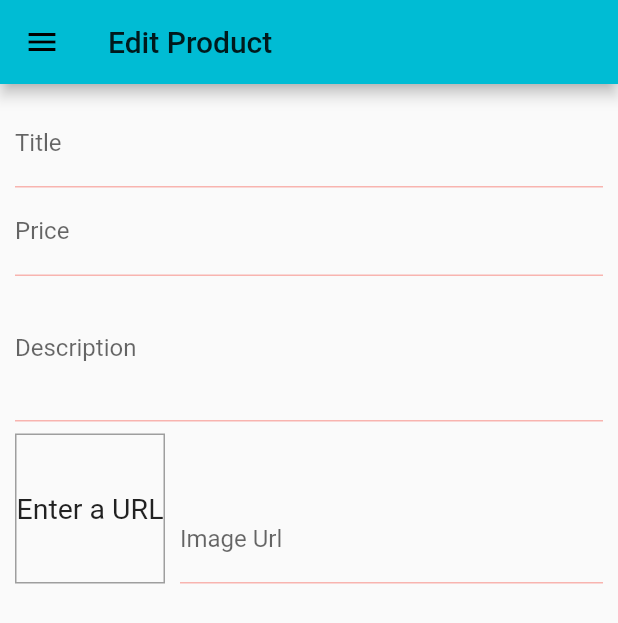
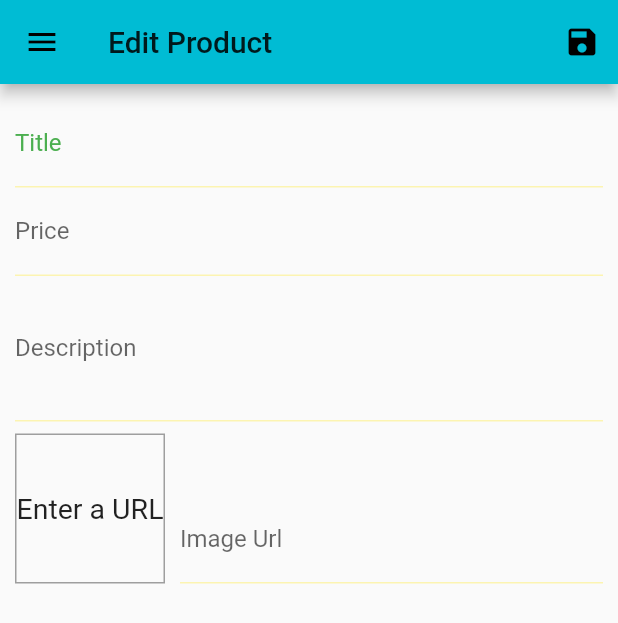
Before and after one commit to cyx977/srShop, a Flutter app: the EditProductScreen screen opened by its route, on a phone screen of 412 x 824 dp. Shown: the top 623 px of the screen. Run offline on Flutter 3.47's test engine with Material 2 defaults, Android fonts, the phone set to English and light mode, and no system bars; network calls fail.

Commit message:
Validation initialized and TextFormField's color is changed with ColorScheme's onSurface

```diff
--- a/lib/const.dart
+++ b/lib/const.dart
@@ -94,16 +94,17 @@ final themeData = ThemeData(
   accentColor: Colors.amber,
   visualDensity: VisualDensity.adaptivePlatformDensity,
   colorScheme: ColorScheme(
-    primary: Colors.red,
-    primaryVariant: Colors.black,
+    primary: Colors.green,
+    primaryVariant: Colors.green,
     secondary: Colors.green,
     secondaryVariant: Color.fromRGBO(112, 202, 237, 1),
-    surface: Colors.red,
-    background: Colors.red,
-    error: Colors.red,
+    surface: Colors.green,
+    background: Colors.green,
+    error: Colors.green,
     onPrimary: Colors.red,
     onSecondary: Colors.red,
-    onSurface: Colors.red,
+    //TextFormField's color is changed with ColorScheme's onSurface
+    onSurface: Colors.yellow,
     onBackground: Colors.red,
     onError: Colors.red,
     brightness: Brightness.light,
--- a/lib/screens/edit_product_screen.dart
+++ b/lib/screens/edit_product_screen.dart
@@ -18,9 +18,10 @@ class _EditProductScreenState extends State<EditProductScreen> {
   var _editedProduct = MutableProduct();
   @override
   void dispose() {
+    //should dispose listener first before disposing focusnode
+    _priceFocusNode.removeListener(_priceValidationListener);
     _priceFocusNode.dispose();
     _descriptionFocusNode.dispose();
-    //below line can't be below because disposed node still will be used
     _imageUrlFocusNode.removeListener(_imageUrlListener);
     _imageUrlFocusNode.dispose();
     _imageUrlController.dispose();
@@ -31,6 +32,7 @@ class _EditProductScreenState extends State<EditProductScreen> {
   @override
   void initState() {
     _imageUrlFocusNode.addListener(_imageUrlListener);
+    _priceFocusNode.addListener(_priceValidationListener);
     super.initState();
   }
 
@@ -40,7 +42,17 @@ class _EditProductScreenState extends State<EditProductScreen> {
     }
   }
 
+  void _priceValidationListener() {
+    if (!_priceFocusNode.hasFocus) {
+      _formKey.currentState.validate();
+    }
+  }
+
   void _submitForm() {
+    bool result = _formKey.currentState.validate();
+    if (!result) {
+      return;
+    }
     _formKey.currentState.save();
     print(_editedProduct.title);
     print(_editedProduct.price);
@@ -54,6 +66,12 @@ class _EditProductScreenState extends State<EditProductScreen> {
     return Scaffold(
       appBar: AppBar(
         title: Text("Edit Product"),
+        actions: [
+          IconButton(
+            icon: Icon(Icons.save),
+            onPressed: _submitForm,
+          )
+        ],
       ),
       drawer: DrawerBuilder(),
       body: Padding(
@@ -64,7 +82,21 @@ class _EditProductScreenState extends State<EditProductScreen> {
             child: Column(
               children: [
                 TextFormField(
-                  decoration: InputDecoration(labelText: "Title"),
+                  validator: (value) {
+                    if (value.length < 5) {
+                      return "Can't be less than 5 characters";
+                    }
+                    return null;
+                  },
+                  decoration: InputDecoration(
+                    labelStyle: TextStyle(
+                      color: Colors.green,
+                    ),
+                    helperStyle: TextStyle(
+                      color: Colors.red,
+                    ),
+                    labelText: "Title",
+                  ),
                   textInputAction: TextInputAction.next,
                   onFieldSubmitted: (value) =>
                       FocusScope.of(context).requestFocus(_priceFocusNode),
@@ -73,6 +105,21 @@ class _EditProductScreenState extends State<EditProductScreen> {
                   },
                 ),
                 TextFormField(
+                  validator: (value) {
+                    if (double.tryParse(value) is! double) {
+                      return "Invalid Input";
+                    }
+                    if (value.length < 1) {
+                      return "Can't be less than 5 characters";
+                    }
+                    if (value.length < 1) {
+                      return "Can't be less than 5 characters";
+                    }
+                    if (value != "123") {
+                      return "invalid pre test";
+                    }
+                    return null;
+                  },
                   decoration: InputDecoration(labelText: "Price"),
                   textInputAction: TextInputAction.next,
                   keyboardType: TextInputType.number,
--- a/lib/widgets/product/manage_product.dart
+++ b/lib/widgets/product/manage_product.dart
@@ -31,7 +31,7 @@ class ManageProductWidget extends StatelessWidget {
                 child: IconButton(
                   icon: Icon(
                     Icons.edit,
-                    color: Theme.of(context).colorScheme.secondaryVariant,
+                    color: Color.fromRGBO(112, 202, 237, 1),
                   ),
                   onPressed: () {},
                 ),
```
